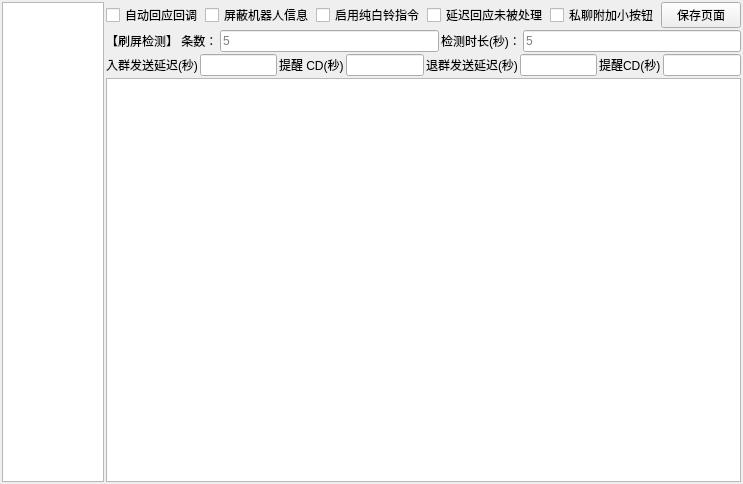
Qt form ai/qunguan.ui (qiancao1/chun_bai_ling) before a commit.
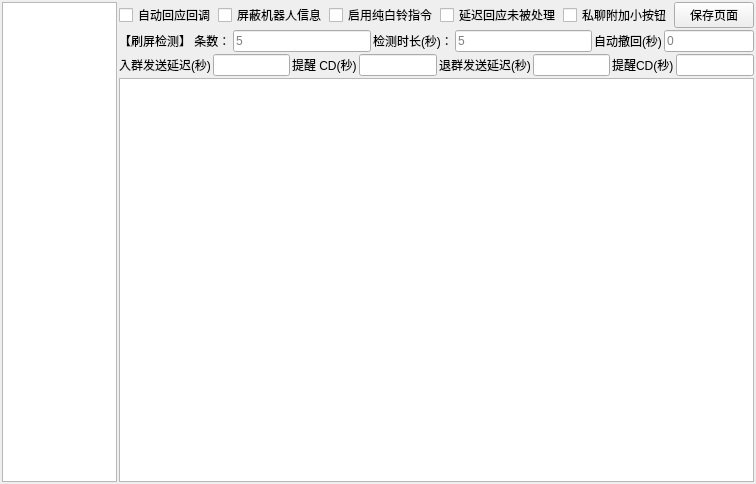
The same form after that commit.

Commit message: 优化 允许自定义自动撤回 不写在 纯白铃指令 但是完整纯白铃指令有

The edit to the form file:
```diff
--- a/ai/qunguan.ui
+++ b/ai/qunguan.ui
@@ -6,7 +6,7 @@
    <rect>
     <x>0</x>
     <y>0</y>
-    <width>743</width>
+    <width>756</width>
     <height>484</height>
    </rect>
   </property>
@@ -148,6 +148,29 @@
          </property>
         </widget>
        </item>
+       <item>
+        <widget class="QLabel" name="label_7">
+         <property name="text">
+          <string>自动撤回(秒)</string>
+         </property>
+        </widget>
+       </item>
+       <item>
+        <widget class="QLineEdit" name="lineEdit_5">
+         <property name="maximumSize">
+          <size>
+           <width>90</width>
+           <height>16777215</height>
+          </size>
+         </property>
+         <property name="toolTip">
+          <string>机器人发出去的消息多少秒后自动撤回（0=不撤，上限110秒）。按群生效：群里发「开自动撤回」后才撤。</string>
+         </property>
+         <property name="placeholderText">
+          <string>0</string>
+         </property>
+        </widget>
+       </item>
       </layout>
      </item>
      <item>
```
The commit also changes 22 other files.
